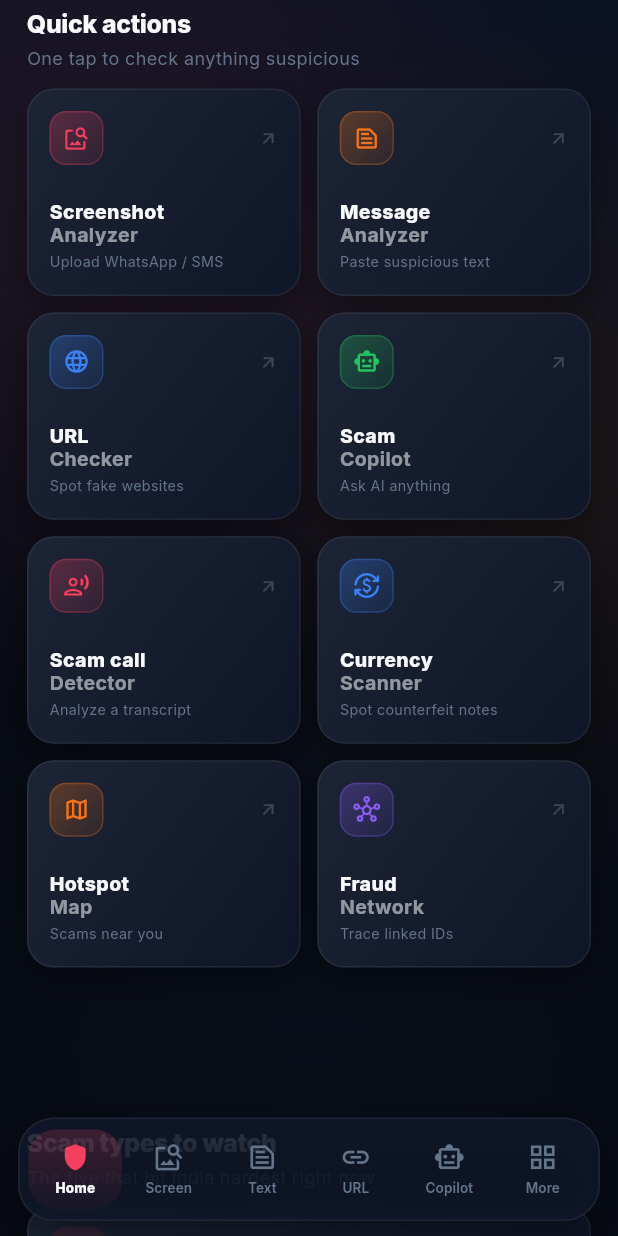
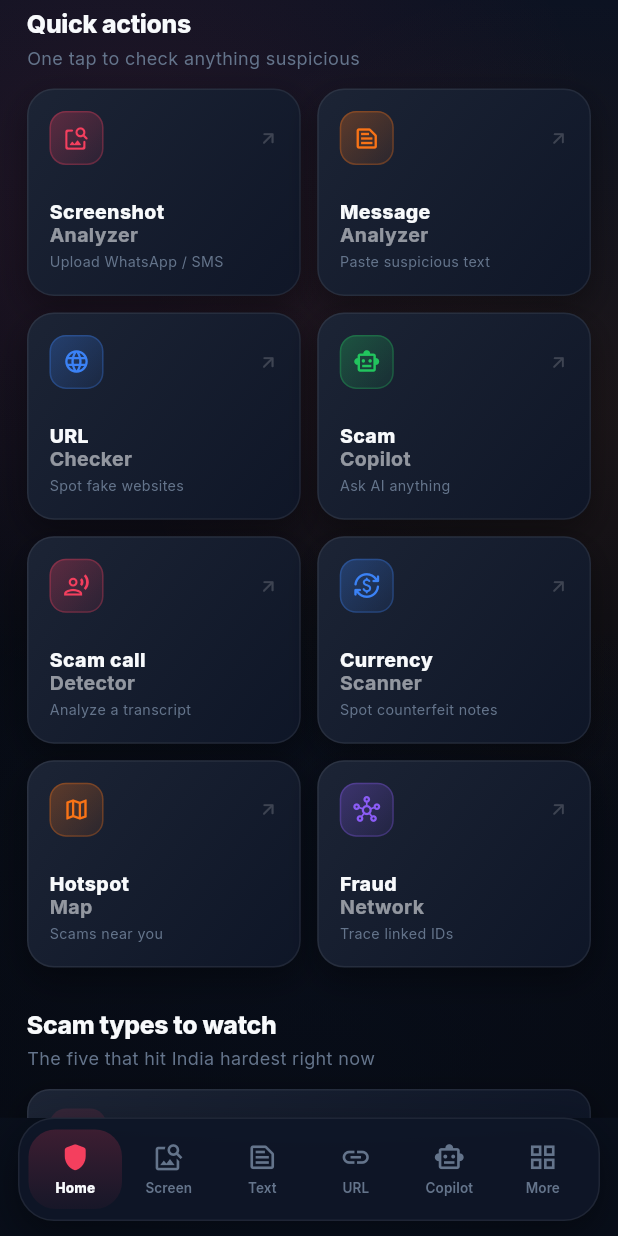
Before and after one commit to abinivesh-m/Nexus-Shield, a Flutter app: the MainShell screen opened directly, scrolled down 576 dp, on a phone screen of 412 x 824 dp. Run offline on Flutter 3.47's test engine with Material 3 defaults, Android fonts, the phone set to English and light mode, and no system bars; drawn by our look-alikes of flutter_animate; our stand-ins replace fl_chart, flutter_map, google_fonts, image_picker, latlong2, local_auth and 3 more; accounts and stored records are empty; network calls fail.

Commit message:
Fix analyzer warnings; harden CI gate; nav + layout polish

```diff
--- a/lib/main.dart
+++ b/lib/main.dart
@@ -407,7 +407,6 @@ class _MainShellState extends State<MainShell> {
   @override
   Widget build(BuildContext context) {
     return Scaffold(
-      extendBody: true,
       body: IndexedStack(index: _index, children: _screens),
       bottomNavigationBar: _buildNav(),
     );
--- a/lib/screens/history/history_screen.dart
+++ b/lib/screens/history/history_screen.dart
@@ -6,7 +6,6 @@ import 'package:url_launcher/url_launcher.dart';
 import '../../main.dart' show AppColors;
 import '../../models/models.dart';
 import '../../services/api_service.dart';
-import '../../widgets/risk_meter.dart';
 import '../../widgets/lottie_result.dart';
 
 class HistoryScreen extends StatefulWidget {
--- a/lib/screens/home_screen.dart
+++ b/lib/screens/home_screen.dart
@@ -57,7 +57,7 @@ class _HomeScreenState extends State<HomeScreen> {
           slivers: [
             _buildAppBar(context),
             SliverPadding(
-              padding: const EdgeInsets.fromLTRB(18, 0, 18, 120),
+              padding: const EdgeInsets.fromLTRB(18, 0, 18, 28),
               sliver: SliverList(
                 delegate: SliverChildListDelegate([
                   const SizedBox(height: 6),
@@ -140,7 +140,7 @@ class _HomeScreenState extends State<HomeScreen> {
     return SliverAppBar(
       floating: true,
       snap: true,
-      backgroundColor: Colors.transparent,
+      backgroundColor: AppColors.bg,
       surfaceTintColor: Colors.transparent,
       elevation: 0,
       titleSpacing: 18,
--- a/lib/screens/profile/profile_screen.dart
+++ b/lib/screens/profile/profile_screen.dart
@@ -2,7 +2,7 @@ import 'package:flutter/material.dart';
 import 'package:google_fonts/google_fonts.dart';
 import 'package:provider/provider.dart';
 
-import '../../main.dart' show AppColors, ThemeController;
+import '../../main.dart' show AppColors;
 import '../../services/api_service.dart';
 import 'edit_profile_screen.dart';
 import 'settings_screen.dart';
```
Also changed, not shown: lib/screens/screenshot_analyzer_screen.dart (+23 -0 lines), 1 other file.
